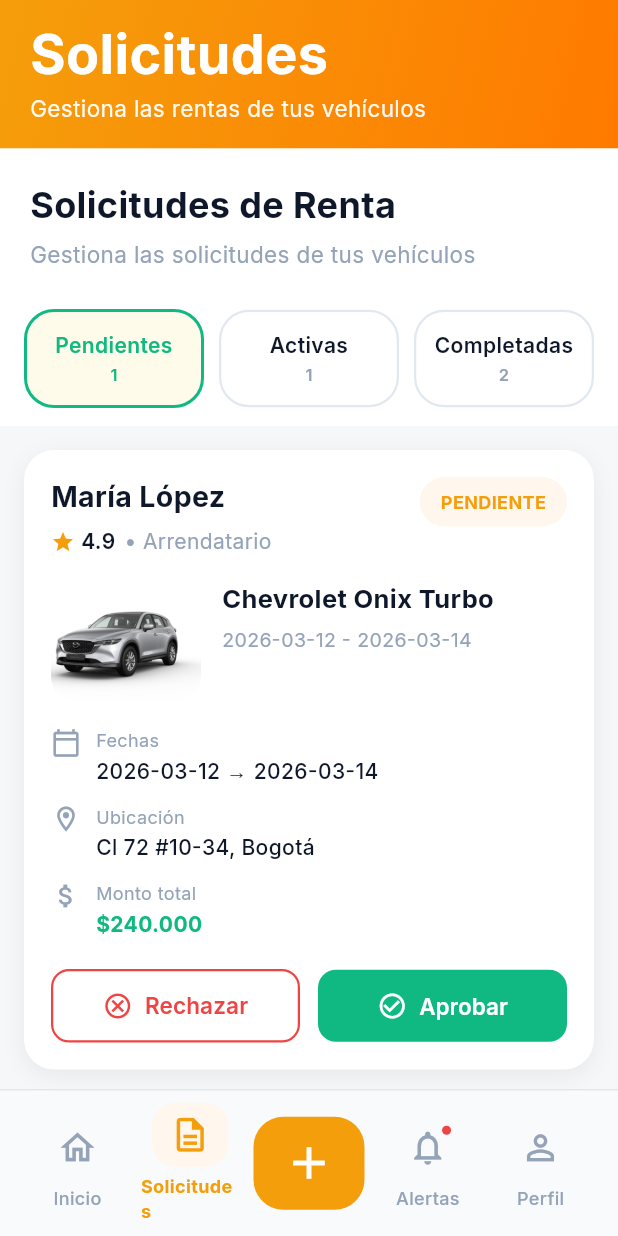
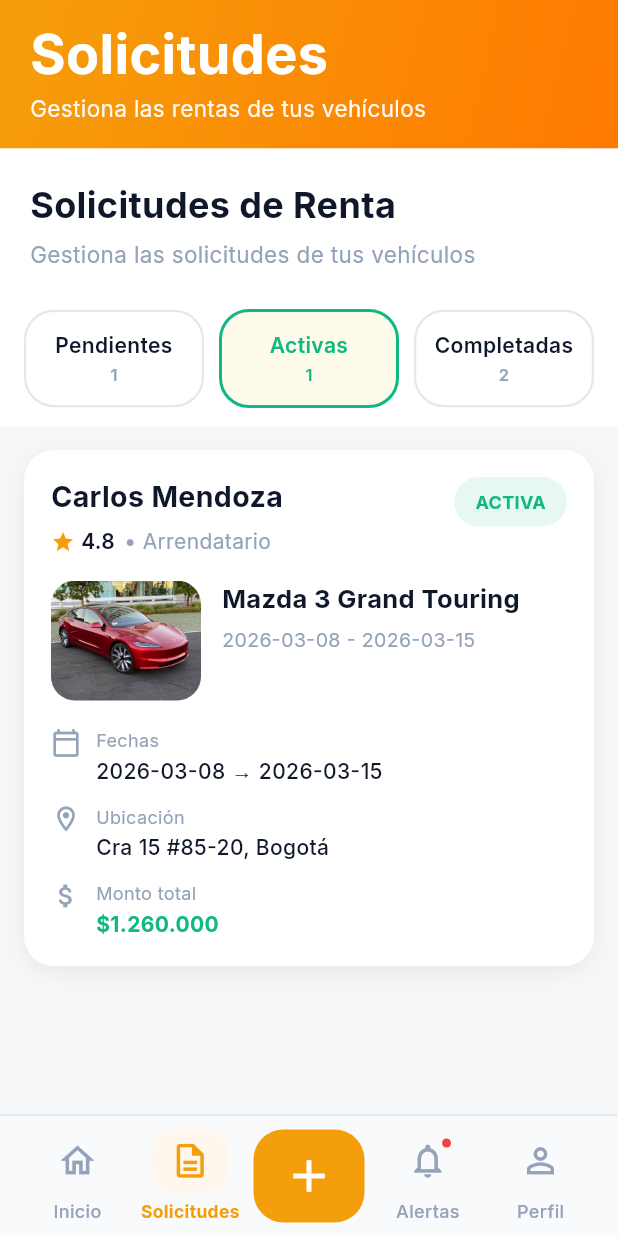
Before and after one commit to unknownusa-ai/FlexiDrive, a Flutter app: the SolicitudesPage screen opened directly, on a phone screen of 412 x 824 dp. Run offline on Flutter 3.47's test engine with Material 3 defaults, Android fonts, the phone set to English and light mode, and no system bars; our stand-ins replace flutter_svg, google_fonts, shared_preferences; accounts and stored records are empty.

Commit message:
Botones actualizados en Reserva

```diff
--- a/lib/presentation/pages/profile/solicitudes_page.dart
+++ b/lib/presentation/pages/profile/solicitudes_page.dart
@@ -12,13 +12,18 @@ class SolicitudesPage extends StatefulWidget {
 class _SolicitudesPageState extends State<SolicitudesPage>
     with SingleTickerProviderStateMixin {
   late TabController _tabController;
+  int _selectedTabIndex = 1;
 
   @override
   void initState() {
     super.initState();
-    _tabController = TabController(length: 3, vsync: this);
+    _tabController = TabController(length: 3, vsync: this, initialIndex: 1);
     _tabController.addListener(() {
-      setState(() {});
+      if (_selectedTabIndex != _tabController.index) {
+        setState(() {
+          _selectedTabIndex = _tabController.index;
+        });
+      }
     });
   }
 
@@ -151,9 +156,13 @@ class _SolicitudesPageState extends State<SolicitudesPage>
             child: _buildCustomTab(
               label: 'Pendientes',
               count: '1',
-              isActive: _tabController.index == 0,
-              onTap: () => _tabController.animateTo(0),
+              isActive: _selectedTabIndex == 0,
+              onTap: () {
+                setState(() => _selectedTabIndex = 0);
+                _tabController.animateTo(0);
+              },
               isSmallPhone: isSmallPhone,
+              activeColor: const Color(0xFFF59E0B),
             ),
           ),
           SizedBox(width: isSmallPhone ? 8 : 10),
@@ -161,8 +170,11 @@ class _SolicitudesPageState extends State<SolicitudesPage>
             child: _buildCustomTab(
               label: 'Activas',
               count: '1',
-              isActive: _tabController.index == 1,
-              onTap: () => _tabController.animateTo(1),
+              isActive: _selectedTabIndex == 1,
+              onTap: () {
+                setState(() => _selectedTabIndex = 1);
+                _tabController.animateTo(1);
+              },
               isSmallPhone: isSmallPhone,
             ),
           ),
@@ -171,9 +183,13 @@ class _SolicitudesPageState extends State<SolicitudesPage>
             child: _buildCustomTab(
               label: 'Completadas',
               count: '2',
-              isActive: _tabController.index == 2,
-              onTap: () => _tabController.animateTo(2),
+              isActive: _selectedTabIndex == 2,
+              onTap: () {
+                setState(() => _selectedTabIndex = 2);
+                _tabController.animateTo(2);
+              },
               isSmallPhone: isSmallPhone,
+              activeColor: const Color(0xFF64748B),
             ),
           ),
         ],
@@ -187,6 +203,7 @@ class _SolicitudesPageState extends State<SolicitudesPage>
     required bool isActive,
     required VoidCallback onTap,
     required bool isSmallPhone,
+    Color activeColor = const Color(0xFF10B981),
   }) {
     return GestureDetector(
       onTap: onTap,
@@ -199,7 +216,7 @@ class _SolicitudesPageState extends State<SolicitudesPage>
           color: isActive ? const Color(0xFFFFFBEB) : Colors.white,
           borderRadius: BorderRadius.circular(20),
           border: Border.all(
-            color: isActive ? const Color(0xFF10B981) : const Color(0xFFE2E8F0),
+            color: isActive ? activeColor : const Color(0xFFE2E8F0),
             width: isActive ? 2 : 1.5,
           ),
         ),
@@ -212,9 +229,7 @@ class _SolicitudesPageState extends State<SolicitudesPage>
               style: GoogleFonts.inter(
                 fontSize: isSmallPhone ? 11 : 14,
                 fontWeight: FontWeight.w600,
-                color: isActive
-                    ? const Color(0xFF10B981)
-                    : const Color(0xFF0F172A),
+                color: isActive ? activeColor : const Color(0xFF0F172A),
               ),
               textAlign: TextAlign.center,
               maxLines: 1,
@@ -225,9 +240,7 @@ class _SolicitudesPageState extends State<SolicitudesPage>
               style: GoogleFonts.inter(
                 fontSize: 11,
                 fontWeight: FontWeight.w600,
-                color: isActive
-                    ? const Color(0xFF10B981)
-                    : const Color(0xFF94A3B8),
+                color: isActive ? activeColor : const Color(0xFF94A3B8),
               ),
             ),
           ],
@@ -342,13 +355,13 @@ class _SolicitudesPageState extends State<SolicitudesPage>
         statusText = 'PENDIENTE';
         break;
       case 'active':
-        statusColor = const Color(0xFF3B82F6);
-        statusBgColor = const Color(0xFFEFF6FF);
+        statusColor = const Color(0xFF10B981);
+        statusBgColor = const Color(0xFFE7F7F2);
         statusText = 'ACTIVA';
         break;
       case 'completed':
-        statusColor = const Color(0xFF10B981);
-        statusBgColor = const Color(0xFFECFDF5);
+        statusColor = const Color(0xFF64748B);
+        statusBgColor = const Color(0xFFF1F5F9);
         statusText = 'COMPLETADA';
         break;
       default:
@@ -523,7 +536,7 @@ class _SolicitudesPageState extends State<SolicitudesPage>
                 Expanded(
                   child: OutlinedButton.icon(
                     onPressed: () => _showRejectDialog(),
-                    icon: const Icon(Icons.cancel_outlined, size: 20),
+                    icon: const Icon(Icons.cancel_outlined, size: 18),
                     label: Text(
                       'Rechazar',
                       style: GoogleFonts.inter(
@@ -532,14 +545,15 @@ class _SolicitudesPageState extends State<SolicitudesPage>
                       ),
                     ),
                     style: OutlinedButton.styleFrom(
-                      padding: const EdgeInsets.symmetric(vertical: 14),
+                      padding: const EdgeInsets.symmetric(vertical: 16),
+                      backgroundColor: const Color(0xFFFEF2F2),
                       foregroundColor: const Color(0xFFEF4444),
                       side: const BorderSide(
                         color: Color(0xFFEF4444),
                         width: 1.5,
                       ),
                       shape: RoundedRectangleBorder(
-                        borderRadius: BorderRadius.circular(12),
+                        borderRadius: BorderRadius.circular(100),
                       ),
                     ),
                   ),
@@ -548,7 +562,7 @@ class _SolicitudesPageState extends State<SolicitudesPage>
                 Expanded(
                   child: ElevatedButton.icon(
                     onPressed: () => _showAcceptDialog(),
-                    icon: const Icon(Icons.check_circle_outline, size: 20),
+                    icon: const Icon(Icons.check_circle_outline, size: 18),
                     label: Text(
                       'Aprobar',
                       style: GoogleFonts.inter(
@@ -557,12 +571,12 @@ class _SolicitudesPageState extends State<SolicitudesPage>
                       ),
                     ),
                     style: ElevatedButton.styleFrom(
-                      padding: const EdgeInsets.symmetric(vertical: 14),
+                      padding: const EdgeInsets.symmetric(vertical: 16),
                       backgroundColor: const Color(0xFF10B981),
                       foregroundColor: Colors.white,
                       elevation: 0,
                       shape: RoundedRectangleBorder(
-                        borderRadius: BorderRadius.circular(12),
+                        borderRadius: BorderRadius.circular(100),
                       ),
                     ),
                   ),
@@ -650,9 +664,7 @@ class _SolicitudesPageState extends State<SolicitudesPage>
                 label: 'Solicitudes',
                 active: true,
               ),
-              GestureDetector(
-                onTap: () => Navigator.pop(context),
-                child: Container(
+              Container(
                 width: 74,
                 height: 62,
                 decoration: BoxDecoration(
@@ -661,12 +673,11 @@ class _SolicitudesPageState extends State<SolicitudesPage>
                 ),
                 child: const Icon(Icons.add, color: Colors.white, size: 36),
               ),
-              ),
               _navItem(
                 icon: Icons.notifications_none,
                 label: 'Alertas',
                 dot: true,
-                onTap: () {},
+                onTap: () => Navigator.pop(context),
               ),
               _navItem(
                 icon: Icons.person_outline,
@@ -724,12 +735,16 @@ class _SolicitudesPageState extends State<SolicitudesPage>
               ),
             ),
             const SizedBox(height: 4),
-            Text(
+            FittedBox(
+              fit: BoxFit.scaleDown,
+              child: Text(
                 label,
                 style: GoogleFonts.inter(
                   fontSize: 12,
                   color: active ? activeColor : inactiveColor,
                   fontWeight: active ? FontWeight.w700 : FontWeight.w500,
+                ),
+                maxLines: 1,
               ),
             ),
           ],
```
Lines whose indentation alone changed are shown as unchanged.
